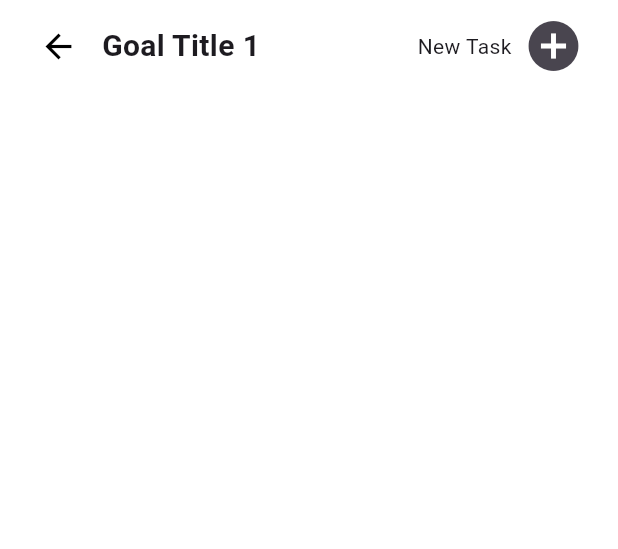
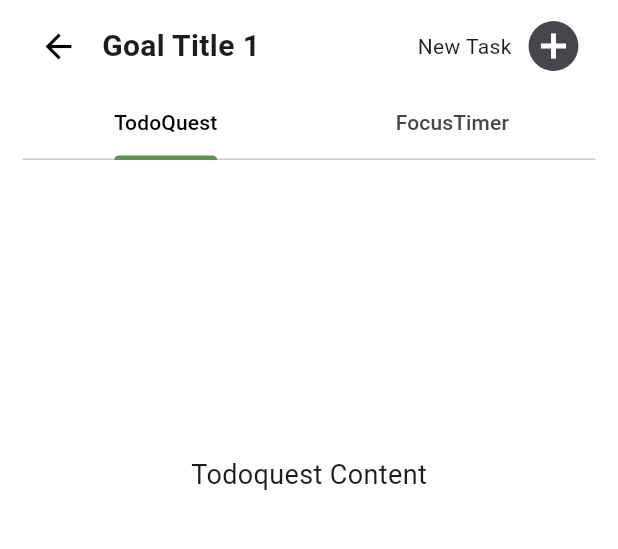
Before and after one commit to MethasakTKL/GoalQuest-Frontend, a Flutter app: the TasksPage screen opened by its route, on a phone screen of 412 x 824 dp, the part 80-629 px from its top. Run offline on Flutter 3.47's test engine with Material 3 defaults, Android fonts, the phone set to English and light mode, and no system bars; our stand-ins replace percent_indicator.

Commit message:
Add tab in Tasks page

```diff
--- a/lib/pages/goals/tasks/tasks_page.dart
+++ b/lib/pages/goals/tasks/tasks_page.dart
@@ -6,7 +6,9 @@ class TasksPage extends StatelessWidget {
 
   @override
   Widget build(BuildContext context) {
-    return Scaffold(
+    return DefaultTabController(
+      length: 2, // จำนวนแท็บ
+      child: Scaffold(
         backgroundColor: const Color.fromARGB(255, 255, 255, 255),
         appBar: AppBar(
           backgroundColor: const Color.fromARGB(255, 255, 255, 255),
@@ -16,7 +18,7 @@ class TasksPage extends StatelessWidget {
                 'assets/logo_black.png',
                 height: 50,
               ),
-            const Spacer(), // ใช้ Spacer เพื่อจัดตำแหน่ง
+              const Spacer(),
               IconButton(
                 icon: const Icon(Icons.account_circle),
                 onPressed: () {
@@ -33,13 +35,12 @@ class TasksPage extends StatelessWidget {
               ),
             ],
           ),
-        automaticallyImplyLeading: false, // ปิดปุ่ม Back
+          automaticallyImplyLeading: false,
         ),
         body: SafeArea(
           child: Padding(
             padding: const EdgeInsets.fromLTRB(15, 0, 15, 0),
             child: SingleChildScrollView(
-            // เพิ่อให้สามารถเลื่อนหน้าจอได้ถ้าคอนเทนต์ใหญ่เกิน
               child: Center(
                 child: Column(
                   children: [
@@ -53,7 +54,8 @@ class TasksPage extends StatelessWidget {
                           ),
                           onPressed: () {
                             Navigator.pop(context);
-                          }),
+                          },
+                        ),
                         const SizedBox(width: 5),
                         const Text(
                           'Goal Title 1',
@@ -76,7 +78,39 @@ class TasksPage extends StatelessWidget {
                         ),
                       ],
                     ),
+                    const SizedBox(height: 0),
+                    const TabBar(
+                      labelColor: Colors.black,
+                      indicatorColor: Color.fromARGB(255, 95, 148, 80),
+                      tabs: [
+                        Tab(text: 'TodoQuest'),
+                        Tab(text: 'FocusTimer'),
                       ],
+                    ),
+                    const SizedBox(height: 10),
+                    const SizedBox(
+                      height: 400,
+                      child: TabBarView(
+                        children: [
+                          // เนื้อหาในแท็บ Todoquest
+                          Center(
+                            child: Text(
+                              'Todoquest Content',
+                              style: TextStyle(fontSize: 18),
+                            ),
+                          ),
+                          // เนื้อหาในแท็บ FocusTimer
+                          Center(
+                            child: Text(
+                              'FocusTimer Content',
+                              style: TextStyle(fontSize: 18),
+                            ),
+                          ),
+                        ],
+                      ),
+                    ),
+                  ],
+                ),
               ),
             ),
           ),
```
Lines whose indentation alone changed are shown as unchanged.
